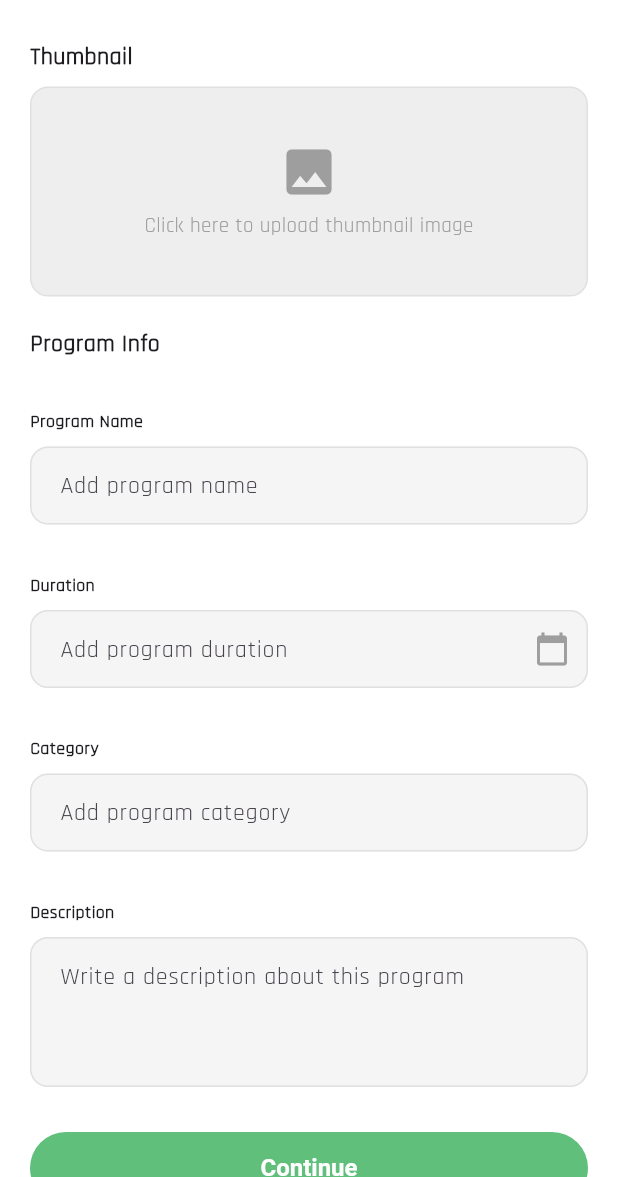
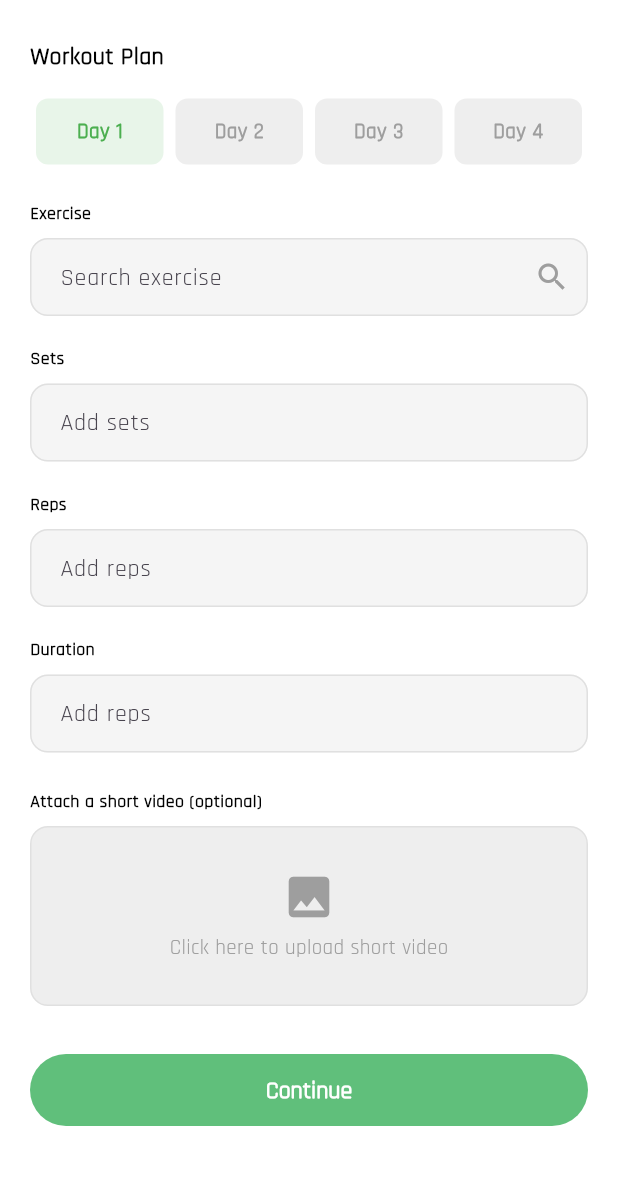
Before and after one commit to Dev-Ninjas-Backup/gokul_ramk, a Flutter app: the CreateProgramScreen screen opened directly, after a tap on "Continue", on a phone screen of 412 x 824 dp, the part 59-1236 px from its top. Run offline on Flutter 3.47's test engine with Material 3 defaults, Android fonts, the phone set to English and light mode, and no system bars; our stand-ins replace carousel_slider, flutter_calendar_carousel, flutter_easyloading, flutter_screenutil, get, google_fonts and 2 more; missing offline and left inert: country_state_city_pro; accounts and stored records are empty.

Commit message:
program module added

```diff
--- /dev/null
+++ b/lib/features/trainer/program/controller/program_controller.dart
@@ -0,0 +1,38 @@
+// controller/program_controller.dart
+import 'package:get/get.dart';
+import '../model/program_model.dart';
+
+class ProgramController extends GetxController {
+  var currentProgram = Rxn<WorkoutProgram>();
+  var selectedDay = 0.obs;
+
+  void createProgram({
+    required String name,
+    required String duration,
+    required String category,
+    required String description,
+    String? thumbnail,
+  }) {
+    currentProgram.value = WorkoutProgram(
+      name: name,
+      duration: duration,
+      category: category,
+      description: description,
+      thumbnail: thumbnail,
+      sessions: [],
+    );
+  }
+
+  void addSession(WorkoutSession session) {
+    if (currentProgram.value != null) {
+      final updatedSessions = [...currentProgram.value!.sessions, session];
+      currentProgram.value = currentProgram.value!.copyWith(
+        sessions: updatedSessions,
+      );
+    }
+  }
+
+  void changeDay(int day) {
+    selectedDay.value = day;
+  }
+}
--- /dev/null
+++ b/lib/features/trainer/program/model/program_model.dart
@@ -0,0 +1,45 @@
+// models/program_model.dart
+class WorkoutSession {
+  final String exercise;
+  final String sets;
+  final String reps;
+  final String duration;
+  final String? videoUrl;
+
+  WorkoutSession({
+    required this.exercise,
+    required this.sets,
+    required this.reps,
+    required this.duration,
+    this.videoUrl,
+  });
+}
+
+class WorkoutProgram {
+  final String name;
+  final String duration;
+  final String category;
+  final String description;
+  final String? thumbnail;
+  final List<WorkoutSession> sessions;
+
+  WorkoutProgram({
+    required this.name,
+    required this.duration,
+    required this.category,
+    required this.description,
+    this.thumbnail,
+    this.sessions = const [],
+  });
+
+  WorkoutProgram copyWith({List<WorkoutSession>? sessions}) {
+    return WorkoutProgram(
+      name: name,
+      duration: duration,
+      category: category,
+      description: description,
+      thumbnail: thumbnail,
+      sessions: sessions ?? this.sessions,
+    );
+  }
+}
--- a/lib/features/trainer/program/screen/create_program.dart
+++ b/lib/features/trainer/program/screen/create_program.dart
@@ -1,5 +1,10 @@
 import 'package:flutter/material.dart';
 import 'package:get/get.dart';
+import 'package:gokul_ramk/core/common/styles/global_text_style.dart';
+
+import '../controller/program_controller.dart';
+import '../widgets/text_field.dart';
+import 'workout_plan.dart';
 
 class CreateProgramScreen extends StatelessWidget {
   const CreateProgramScreen({super.key});
@@ -9,14 +14,13 @@ class CreateProgramScreen extends StatelessWidget {
     return Scaffold(
       backgroundColor: Colors.white,
 
-      // ✅ AppBar (New Program + Cancel)
       appBar: AppBar(
         automaticallyImplyLeading: false,
         backgroundColor: Colors.white,
         elevation: 0,
         title: Text(
           "New Program",
-          style: TextStyle(
+          style: getTextStyle(
             fontSize: 18,
             fontWeight: FontWeight.bold,
             color: Colors.black,
@@ -29,7 +33,7 @@ class CreateProgramScreen extends StatelessWidget {
             },
             child: Text(
               "Cancel",
-              style: TextStyle(
+              style: getTextStyle(
                 color: Colors.green,
                 fontWeight: FontWeight.bold,
               ),
@@ -46,7 +50,7 @@ class CreateProgramScreen extends StatelessWidget {
             // ✅ Thumbnail
             Text(
               "Thumbnail",
-              style: TextStyle(fontSize: 16, fontWeight: FontWeight.bold),
+              style: getTextStyle(fontSize: 16, fontWeight: FontWeight.bold),
             ),
             SizedBox(height: 8),
             GestureDetector(
@@ -66,7 +70,7 @@ class CreateProgramScreen extends StatelessWidget {
                     SizedBox(height: 6),
                     Text(
                       "Click here to upload thumbnail image",
-                      style: TextStyle(color: Colors.grey),
+                      style: getTextStyle(color: Colors.grey),
                     ),
                   ],
                 ),
@@ -78,29 +82,29 @@ class CreateProgramScreen extends StatelessWidget {
             // ✅ Program Info
             Text(
               "Program Info",
-              style: TextStyle(fontSize: 16, fontWeight: FontWeight.bold),
+              style: getTextStyle(fontSize: 16, fontWeight: FontWeight.bold),
             ),
             SizedBox(height: 12),
             SizedBox(height: 20),
             Text(
               "Program Name",
-              style: TextStyle(fontSize: 12, fontWeight: FontWeight.bold),
+              style: getTextStyle(fontSize: 12, fontWeight: FontWeight.bold),
             ),
             SizedBox(height: 8),
 
             // Program Name
-            _buildTextField("Add program name"),
+            buildTextField("Add program name"),
 
             SizedBox(height: 12),
             SizedBox(height: 20),
             Text(
               "Duration",
-              style: TextStyle(fontSize: 12, fontWeight: FontWeight.bold),
+              style: getTextStyle(fontSize: 12, fontWeight: FontWeight.bold),
             ),
             SizedBox(height: 8),
 
             // Duration with calendar icon
-            _buildTextField(
+            buildTextField(
               "Add program duration",
               suffixIcon: Icons.calendar_today,
             ),
@@ -109,37 +113,52 @@ class CreateProgramScreen extends StatelessWidget {
             SizedBox(height: 20),
             Text(
               "Category",
-              style: TextStyle(fontSize: 12, fontWeight: FontWeight.bold),
+              style: getTextStyle(fontSize: 12, fontWeight: FontWeight.bold),
             ),
             SizedBox(height: 8),
 
             // Category
-            _buildTextField("Add program category"),
+            buildTextField("Add program category"),
 
             SizedBox(height: 12),
             SizedBox(height: 20),
             Text(
               "Description",
-              style: TextStyle(fontSize: 12, fontWeight: FontWeight.bold),
+              style: getTextStyle(fontSize: 12, fontWeight: FontWeight.bold),
             ),
             SizedBox(height: 8),
 
             // Description
-            _buildTextField(
+            buildTextField(
               "Write a description about this program",
               maxLines: 3,
             ),
 
             SizedBox(height: 30),
 
-            // ✅ Continue Button
             SizedBox(
               width: double.infinity,
               child: ElevatedButton(
-                onPressed: () {},
+                onPressed: () {
+                  final controller = Get.put(ProgramController());
+
+                  controller.createProgram(
+                    name: "HIIT Program",
+                    duration: "4 weeks",
+                    category: "Fat Burn",
+                    description:
+                        "This program helps burn fat and improve stamina.",
+                  );
+
+                  Get.to(() => WorkoutPlanScreen());
+                },
                 child: Text(
                   "Continue",
-                  style: TextStyle(fontSize: 16, fontWeight: FontWeight.bold),
+                  style: getTextStyle(
+                    fontSize: 16,
+                    fontWeight: FontWeight.bold,
+                    color: Colors.white,
+                  ),
                 ),
               ),
             ),
@@ -148,36 +167,4 @@ class CreateProgramScreen extends StatelessWidget {
       ),
     );
   }
-
-  // ✅ Reusable TextField
-  Widget _buildTextField(
-    String hint, {
-    IconData? suffixIcon,
-    int maxLines = 1,
-  }) {
-    return TextField(
-      maxLines: maxLines,
-      decoration: InputDecoration(
-        hintText: hint,
-        filled: true,
-        fillColor: Colors.grey[100],
-        contentPadding: EdgeInsets.symmetric(horizontal: 16, vertical: 14),
-        border: OutlineInputBorder(
-          borderRadius: BorderRadius.circular(12),
-          borderSide: BorderSide(color: Colors.grey[300]!),
-        ),
-        enabledBorder: OutlineInputBorder(
-          borderRadius: BorderRadius.circular(12),
-          borderSide: BorderSide(color: Colors.grey[300]!),
-        ),
-        focusedBorder: OutlineInputBorder(
-          borderRadius: BorderRadius.circular(12),
-          borderSide: BorderSide(color: Colors.green, width: 1.5),
-        ),
-        suffixIcon: suffixIcon != null
-            ? Icon(suffixIcon, color: Colors.grey)
-            : null,
-      ),
-    );
-  }
 }
--- /dev/null
+++ b/lib/features/trainer/program/screen/workout_plan.dart
@@ -0,0 +1,201 @@
+import 'package:flutter/material.dart';
+import 'package:get/get.dart';
+import 'package:gokul_ramk/core/common/styles/global_text_style.dart';
+import '../controller/program_controller.dart';
+import '../model/program_model.dart';
+import '../widgets/text_field.dart';
+import 'program_detail.dart';
+
+class WorkoutPlanScreen extends StatelessWidget {
+  const WorkoutPlanScreen({super.key});
+
+  @override
+  Widget build(BuildContext context) {
+    final controller = Get.put(ProgramController());
+
+    return Scaffold(
+      backgroundColor: Colors.white,
+
+      appBar: AppBar(
+        automaticallyImplyLeading: false,
+        backgroundColor: Colors.white,
+        elevation: 0,
+        title: Text(
+          "New Program",
+          style: getTextStyle(
+            fontSize: 18,
+            fontWeight: FontWeight.bold,
+            color: Colors.black,
+          ),
+        ),
+        actions: [
+          TextButton(
+            onPressed: () {
+              Get.back();
+            },
+            child: Text(
+              "Cancel",
+              style: getTextStyle(
+                color: Colors.green,
+                fontWeight: FontWeight.bold,
+              ),
+            ),
+          ),
+        ],
+      ),
+
+      body: SingleChildScrollView(
+        padding: EdgeInsets.symmetric(horizontal: 20, vertical: 10),
+        child: Column(
+          crossAxisAlignment: CrossAxisAlignment.start,
+          children: [
+            Text(
+              "Workout Plan",
+              style: getTextStyle(fontSize: 16, fontWeight: FontWeight.bold),
+            ),
+            SizedBox(height: 16),
+
+            // ✅ Day Selector with GetX
+            Obx(
+              () => Row(
+                mainAxisAlignment: MainAxisAlignment.spaceBetween,
+                children: List.generate(4, (index) {
+                  bool isSelected = controller.selectedDay.value == index;
+                  return Expanded(
+                    child: Padding(
+                      padding: EdgeInsets.symmetric(horizontal: 4),
+                      child: GestureDetector(
+                        onTap: () => controller.changeDay(index),
+                        child: Container(
+                          padding: EdgeInsets.symmetric(vertical: 12),
+                          decoration: BoxDecoration(
+                            color: isSelected
+                                ? Colors.green[50]
+                                : Colors.grey[200],
+                            borderRadius: BorderRadius.circular(8),
+                          ),
+                          child: Center(
+                            child: Text(
+                              "Day ${index + 1}",
+                              style: getTextStyle(
+                                fontWeight: FontWeight.bold,
+                                color: isSelected ? Colors.green : Colors.grey,
+                              ),
+                            ),
+                          ),
+                        ),
+                      ),
+                    ),
+                  );
+                }),
+              ),
+            ),
+
+            SizedBox(height: 24),
+
+            // ✅ Exercise
+            Text(
+              "Exercise",
+              style: getTextStyle(fontSize: 12, fontWeight: FontWeight.bold),
+            ),
+            SizedBox(height: 8),
+            buildTextField("Search exercise", suffixIcon: Icons.search),
+
+            SizedBox(height: 20),
+
+            // ✅ Sets
+            Text(
+              "Sets",
+              style: getTextStyle(fontSize: 12, fontWeight: FontWeight.bold),
+            ),
+            SizedBox(height: 8),
+            buildTextField("Add sets"),
+
+            SizedBox(height: 20),
+
+            // ✅ Reps
+            Text(
+              "Reps",
+              style: getTextStyle(fontSize: 12, fontWeight: FontWeight.bold),
+            ),
+            SizedBox(height: 8),
+            buildTextField("Add reps"),
+
+            SizedBox(height: 20),
+
+            // ✅ Duration
+            Text(
+              "Duration",
+              style: getTextStyle(fontSize: 12, fontWeight: FontWeight.bold),
+            ),
+            SizedBox(height: 8),
+            buildTextField("Add reps"),
+
+            SizedBox(height: 24),
+
+            // ✅ Attach Video
+            Text(
+              "Attach a short video (optional)",
+              style: getTextStyle(fontSize: 12, fontWeight: FontWeight.bold),
+            ),
+            SizedBox(height: 8),
+            GestureDetector(
+              onTap: () {},
+              child: Container(
+                width: double.infinity,
+                height: 120,
+                decoration: BoxDecoration(
+                  color: Colors.grey[200],
+                  borderRadius: BorderRadius.circular(12),
+                  border: Border.all(color: Colors.grey[300]!),
+                ),
+                child: Column(
+                  mainAxisAlignment: MainAxisAlignment.center,
+                  children: [
+                    Icon(Icons.image, size: 36, color: Colors.grey),
+                    SizedBox(height: 6),
+                    Text(
+                      "Click here to upload short video",
+                      style: getTextStyle(color: Colors.grey),
+                    ),
+                  ],
+                ),
+              ),
+            ),
+
+            SizedBox(height: 32),
+
+            // ✅ Continue Button
+            SizedBox(
+              width: double.infinity,
+              child: ElevatedButton(
+                onPressed: () {
+                  final controller = Get.find<ProgramController>();
+
+                  final session = WorkoutSession(
+                    exercise: "Full Body HIIT", // replace with field value
+                    sets: "3",
+                    reps: "12",
+                    duration: "20 min",
+                  );
+
+                  controller.addSession(session);
+
+                  Get.to(() => ProgramDetailsScreen());
+                },
+                child: Text(
+                  "Continue",
+                  style: getTextStyle(
+                    fontSize: 16,
+                    fontWeight: FontWeight.bold,
+                    color: Colors.white,
+                  ),
+                ),
+              ),
+            ),
+          ],
+        ),
+      ),
+    );
+  }
+}
--- /dev/null
+++ b/lib/features/trainer/program/widgets/text_field.dart
@@ -0,0 +1,28 @@
+import 'package:flutter/material.dart';
+
+Widget buildTextField(String hint, {IconData? suffixIcon, int maxLines = 1}) {
+  return TextField(
+    maxLines: maxLines,
+    decoration: InputDecoration(
+      hintText: hint,
+      filled: true,
+      fillColor: Colors.grey[100],
+      contentPadding: EdgeInsets.symmetric(horizontal: 16, vertical: 14),
+      border: OutlineInputBorder(
+        borderRadius: BorderRadius.circular(12),
+        borderSide: BorderSide(color: Colors.grey[300]!),
+      ),
+      enabledBorder: OutlineInputBorder(
+        borderRadius: BorderRadius.circular(12),
+        borderSide: BorderSide(color: Colors.grey[300]!),
+      ),
+      focusedBorder: OutlineInputBorder(
+        borderRadius: BorderRadius.circular(12),
+        borderSide: BorderSide(color: Colors.green, width: 1.5),
+      ),
+      suffixIcon: suffixIcon != null
+          ? Icon(suffixIcon, color: Colors.grey)
+          : null,
+    ),
+  );
+}
```
Also changed, not shown: lib/features/trainer/program/screen/program_detail.dart (added, +108 -0 lines).
